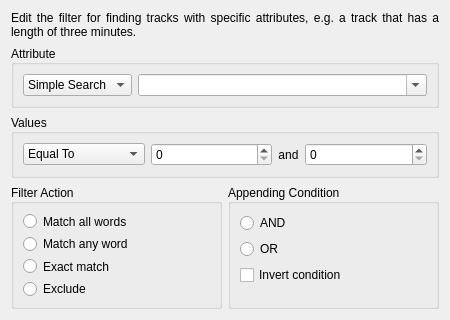
The window that src/dialogs/EditFilterDialog.ui (KDE/amarok) describes before a commit, drawn with Qt 5.
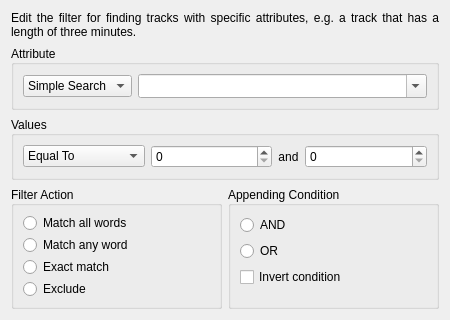
The same window after the commit. Custom widgets are drawn as their Qt base class.

Commit message: Add icons beside text fields in the EditFilterDialog

Diff of the .ui file:
```diff
--- a/src/dialogs/EditFilterDialog.ui
+++ b/src/dialogs/EditFilterDialog.ui
@@ -215,6 +215,9 @@
             <property name="editable">
              <bool>true</bool>
             </property>
+            <property name="sizeAdjustPolicy">
+             <enum>QComboBox::AdjustToMinimumContentsLengthWithIcon</enum>
+            </property>
             <property name="autoCompletion">
              <bool>false</bool>
             </property>
```
The commit also changes 2 other files.
